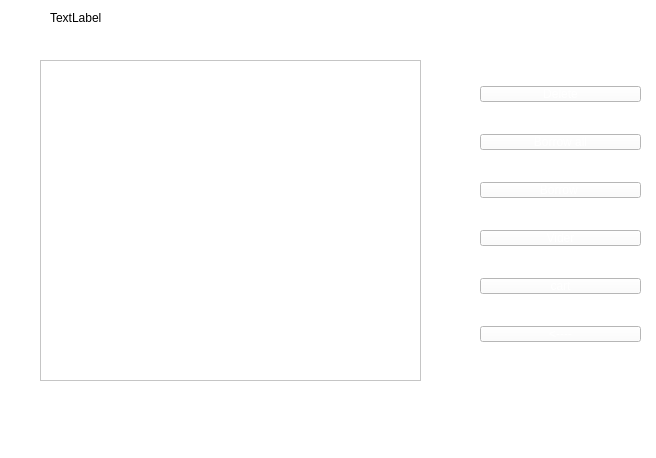
This is cart.ui in salmajaghoua23/Library as Qt 5 draws it before an edit. The edited form follows.
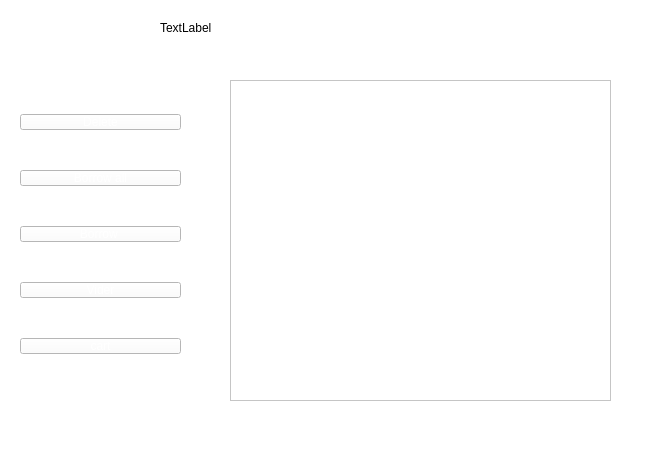
This is the edited form.

What changed in the file:
```diff
--- a/cart.ui
+++ b/cart.ui
@@ -19,8 +19,8 @@
   <widget class="QTableView" name="tableView">
    <property name="geometry">
     <rect>
-     <x>40</x>
-     <y>60</y>
+     <x>230</x>
+     <y>80</y>
      <width>381</width>
      <height>321</height>
     </rect>
@@ -29,8 +29,8 @@
   <widget class="QLabel" name="welcomeLabel">
    <property name="geometry">
     <rect>
-     <x>50</x>
-     <y>10</y>
+     <x>160</x>
+     <y>20</y>
      <width>381</width>
      <height>16</height>
     </rect>
@@ -42,8 +42,8 @@
   <widget class="QWidget" name="verticalLayoutWidget">
    <property name="geometry">
     <rect>
-     <x>480</x>
-     <y>60</y>
+     <x>20</x>
+     <y>80</y>
      <width>161</width>
      <height>311</height>
     </rect>
@@ -149,26 +149,6 @@
       </property>
      </widget>
     </item>
-    <item>
-     <widget class="QPushButton" name="btnRetour">
-      <property name="styleSheet">
-       <string notr="true">QPushButton{
-font: 63 14pt &quot;georgia&quot;;
-color: white;
-padding : 0 8px;
-
-}
-QPushButton:hover:!pressed
-{
-background:#FFD700;
-border-radius:5px;
-}</string>
-      </property>
-      <property name="text">
-       <string>&lt;----</string>
-      </property>
-     </widget>
-    </item>
    </layout>
   </widget>
  </widget>
```
